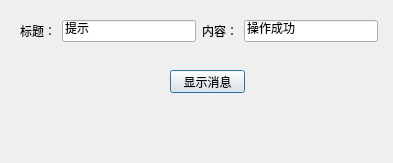
Qt form Exmaple/demo/demo_rightdownmessagebox.ui (jjzhang166/LQFramKit) before a commit.
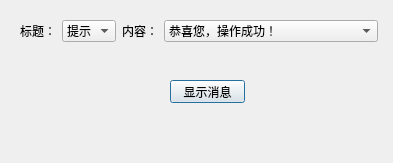
The same form after that commit.

The edit to the form file:
```diff
--- a/Exmaple/demo/demo_rightdownmessagebox.ui
+++ b/Exmaple/demo/demo_rightdownmessagebox.ui
@@ -17,7 +17,7 @@
    <property name="geometry">
     <rect>
      <x>170</x>
-     <y>70</y>
+     <y>80</y>
      <width>75</width>
      <height>23</height>
     </rect>
@@ -26,7 +26,7 @@
     <string>显示消息</string>
    </property>
   </widget>
-  <widget class="QWidget" name="">
+  <widget class="QWidget" name="layoutWidget">
    <property name="geometry">
     <rect>
      <x>20</x>
@@ -44,24 +44,60 @@
      </widget>
     </item>
     <item>
-     <widget class="QLineEdit" name="lineEdit">
-      <property name="text">
-       <string>提示</string>
-      </property>
+     <widget class="QComboBox" name="comboBox">
+      <item>
+       <property name="text">
+        <string>提示</string>
+       </property>
+      </item>
+      <item>
+       <property name="text">
+        <string>错误</string>
+       </property>
+      </item>
      </widget>
     </item>
+    <item>
+     <spacer name="horizontalSpacer">
+      <property name="orientation">
+       <enum>Qt::Horizontal</enum>
+      </property>
+      <property name="sizeType">
+       <enum>QSizePolicy::Maximum</enum>
+      </property>
+      <property name="sizeHint" stdset="0">
+       <size>
+        <width>40</width>
+        <height>20</height>
+       </size>
+      </property>
+     </spacer>
+    </item>
     <item>
      <widget class="QLabel" name="label_2">
+      <property name="sizePolicy">
+       <sizepolicy hsizetype="Maximum" vsizetype="Preferred">
+        <horstretch>0</horstretch>
+        <verstretch>0</verstretch>
+       </sizepolicy>
+      </property>
       <property name="text">
        <string>内容：</string>
       </property>
      </widget>
     </item>
     <item>
-     <widget class="QLineEdit" name="lineEdit_2">
-      <property name="text">
-       <string>操作成功</string>
-      </property>
+     <widget class="QComboBox" name="comboBox_2">
+      <item>
+       <property name="text">
+        <string>恭喜您，操作成功！</string>
+       </property>
+      </item>
+      <item>
+       <property name="text">
+        <string>操作出现错误，请重新尝试!否则系统将发生爆炸!</string>
+       </property>
+      </item>
      </widget>
     </item>
    </layout>
```
Left out of the diff: 9 changed lines with no effect on the pictures.
